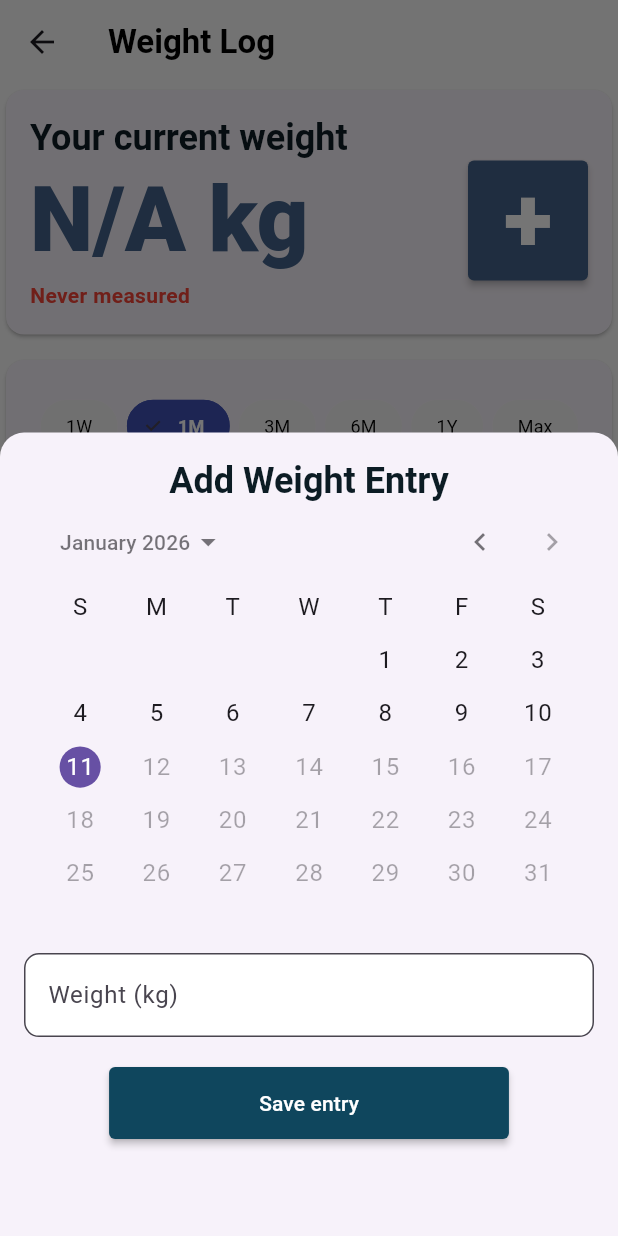
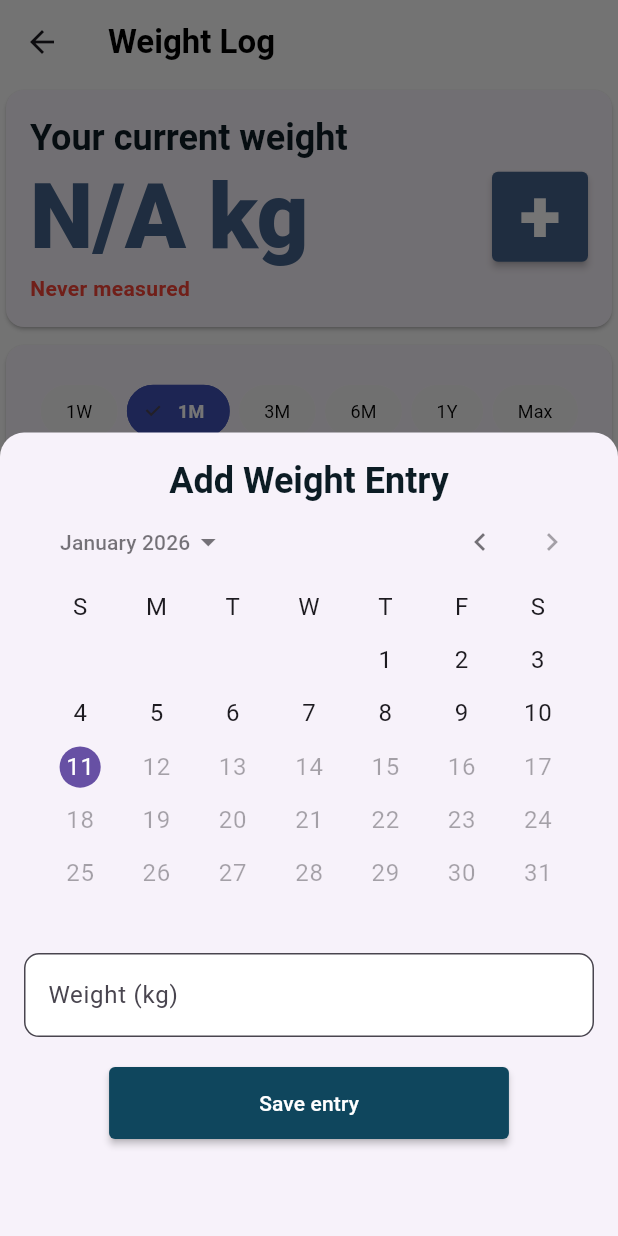
Before and after one commit to tomaszzywicki/cal-cones, a Flutter app: the WeightLogMainScreen screen opened directly, after a tap on an icon or button, on a phone screen of 412 x 824 dp. Run offline on Flutter 3.47's test engine with Material 3 defaults, Android fonts, the phone set to English and light mode, and no system bars; drawn by our look-alikes of fl_chart; our stand-ins replace connectivity_plus, firebase_auth, firebase_core, image_picker, logger, shared_preferences and 2 more; missing offline and left inert: mobile_scanner; accounts and stored records are empty; network calls fail.

Commit message:
i like it

```diff
--- a/frontend/lib/features/weight_log/presentation/screens/weight_log_header_delegate.dart
+++ b/frontend/lib/features/weight_log/presentation/screens/weight_log_header_delegate.dart
@@ -1,79 +1,73 @@
 import 'dart:math' as math;
 import 'package:flutter/material.dart';
 import 'package:flutter/rendering.dart';
-// Pamiętaj o importach Twoich widżetów:
 import 'package:frontend/features/dashboard/presentation/screens/weight_history_chart.dart';
 import 'package:frontend/features/weight_log/presentation/widgets/current_weight_card.dart';
 
 class WeightLogHeaderDelegate extends SliverPersistentHeaderDelegate {
-  final double expandedHeight; // Maksymalna wysokość (Waga + Wykres)
-  final double collapsedHeight; // Minimalna wysokość (Tylko ściśnięta Waga)
+  final double expandedHeight; // Np. 450.0
+  final double collapsedHeight; // Np. 180.0
 
   WeightLogHeaderDelegate({required this.expandedHeight, required this.collapsedHeight});
 
   @override
   Widget build(BuildContext context, double shrinkOffset, bool overlapsContent) {
-    // Obliczamy procent zwinięcia (0.0 = pełny, 1.0 = zwinięty)
     final double shrinkPercent = math.min(1.0, shrinkOffset / (expandedHeight - collapsedHeight));
 
-    // WYKRES: Ma zanikać (Opacity). Zanika szybciej niż zwija się nagłówek.
-    final double chartOpacity = (1.0 - (shrinkPercent * 2)).clamp(0.0, 1.0);
+    final double chartOpacity = (1.0 - (shrinkPercent * 1.5)).clamp(0.0, 1.0);
 
-    // WAGA: Ma się zmniejszać.
-    // Pełna wysokość karty wagi to np. 160, a chcemy ją ścisnąć do collapsedHeight (np. 100).
-    // Możemy manipulować paddingiem lub transformacją.
+    final double currentWeightHeight = Tween<double>(
+      begin: collapsedHeight, // <--- TUTAJ BYŁ BŁĄD (jeśli było expandedHeight)
+      end: collapsedHeight,
+    ).transform(shrinkPercent);
 
     return Container(
-      color: Colors.grey[50], // Tło nagłówka
+      color: Colors.grey[50],
       child: Stack(
         fit: StackFit.expand,
         children: [
-          // 1. WYKRES (Na dole, zanika)
-          // Ustawiamy go nieco niżej, żeby robił miejsce dla karty wagi
+          // WARSTWA 1: WYKRES (Pod spodem)
           Positioned(
             left: 0,
             right: 0,
-            bottom: 0, // Margines od dołu
-            top: collapsedHeight, // Zaczyna się pod złożoną kartą wagi
-            child: Opacity(opacity: chartOpacity, child: WeightHistoryChart()),
+            bottom: 0,
+            // Wykres zaczyna się tam, gdzie kończy się waga, więc nic na niego nie nachodzi
+            top: currentWeightHeight,
+            child: Opacity(
+              opacity: chartOpacity,
+              // IgnorePointer blokuje kliknięcia tylko gdy wykres jest niewidoczny
+              child: IgnorePointer(ignoring: chartOpacity == 0, child: WeightHistoryChart()),
+            ),
           ),
 
-          // 2. KARTA WAGI (Na górze, zawsze widoczna, ale zmienia rozmiar)
+          // WARSTWA 2: KARTA WAGI (Na wierzchu)
           Positioned(
             top: 0,
             left: 0,
             right: 0,
-            bottom: null, // Wysokość sterowana constraints
-            child: SizedBox(
-              // Płynna zmiana wysokości kontenera wagi
-              height: Tween<double>(
-                begin: expandedHeight, // Startowa wysokość karty (duża)
-                end: collapsedHeight, // Końcowa wysokość (mała)
-              ).transform(shrinkPercent),
-              child: const SingleChildScrollView(
-                physics: NeverScrollableScrollPhysics(), // Blokujemy scroll wewnątrz karty
-                child: CurrentWeightCard(),
-              ),
+            height: currentWeightHeight,
+            child: const SingleChildScrollView(
+              physics: NeverScrollableScrollPhysics(),
+              child: CurrentWeightCard(),
             ),
           ),
 
-          // Opcjonalnie: Biały gradient na dole, żeby ładnie ucinało wykres przy zwijaniu
-          // if (shrinkPercent > 0.1)
-          //   Positioned(
-          //     bottom: 0,
-          //     left: 0,
-          //     right: 0,
-          //     height: 20,
-          //     child: Container(
-          //       decoration: BoxDecoration(
-          //         gradient: LinearGradient(
-          //           begin: Alignment.topCenter,
-          //           end: Alignment.bottomCenter,
-          //           colors: [Colors.grey[50]!.withOpacity(0.0), Colors.grey[50]!],
-          //         ),
-          //       ),
-          //     ),
-          //   ),
+          if (shrinkPercent > 0.1)
+            Positioned(
+              bottom: 0,
+              left: 0,
+              right: 0,
+              height: 20,
+              child: Container(
+                decoration: BoxDecoration(
+                  gradient: LinearGradient(
+                    begin: Alignment.topCenter,
+                    end: Alignment.bottomCenter,
+                    colors: [Colors.grey[50]!.withValues(alpha: 0.0), Colors.grey[50]!],
+                  ),
+                ),
+              ),
+            ),
         ],
       ),
     );
--- a/frontend/lib/features/weight_log/presentation/screens/weight_log_main_screen.dart
+++ b/frontend/lib/features/weight_log/presentation/screens/weight_log_main_screen.dart
@@ -20,7 +20,7 @@ class _WeightLogMainScreenState extends State<WeightLogMainScreen> {
 
   // Konfiguracja wysokości
   final double _expandedHeight = 450.0; // Waga + Wykres
-  final double _collapsedHeight = 180.0; // Tylko ściśnięta Waga
+  final double _collapsedHeight = 170.0; // Tylko ściśnięta Waga
 
   @override
   void initState() {
@@ -53,39 +53,43 @@ class _WeightLogMainScreenState extends State<WeightLogMainScreen> {
     if (!_scrollController.hasClients) return;
 
     final currentOffset = _scrollController.offset;
+
     // Punkt, w którym nagłówek jest całkowicie zwinięty
-
     final double appBarHeight = kToolbarHeight;
-    final snapThreshold = (_expandedHeight - _collapsedHeight) + appBarHeight;
+    final double snapTarget = (_expandedHeight - _collapsedHeight) + appBarHeight;
+    final double snapThreshold = 50.0;
 
     // Działamy tylko wtedy, gdy jesteśmy w strefie nagłówka (pomiędzy 0 a zwinięciem)
-    if (currentOffset > 0 && currentOffset < snapThreshold) {
+    if (currentOffset > 0 && currentOffset < snapTarget) {
       double? targetOffset;
 
       // Czułość gestu (jak szybki musi być ruch, by uznać go za "rzut")
       const double velocityThreshold = 1.0;
-
+      const double velocityThreshold2 = 20.0;
+      if (_lastScrollDelta > velocityThreshold2) {
+        // Bardzo szybki ruch w DÓŁ (zwijanie) -> Zwiń do końca
+        return;
+      }
       if (_lastScrollDelta > velocityThreshold) {
         // 1. Szybki ruch w DÓŁ (zwijanie) -> Zwiń do końca
-        targetOffset = snapThreshold;
+        targetOffset = snapTarget;
       } else if (_lastScrollDelta < -velocityThreshold) {
         // 2. Szybki ruch w GÓRĘ (rozwijanie) -> Rozwiń do zera
         targetOffset = 0.0;
       } else {
-        // 3. Ruch powolny/zatrzymany -> Decyduje pozycja (bliżej której krawędzi?)
-        if (currentOffset > snapThreshold / 2) {
-          targetOffset = snapThreshold; // Bliżej zwinięcia
+        // 3. Ruch powolny/zatrzymany -> Decyduje pozycja
+        if (currentOffset > snapThreshold) {
+          targetOffset = snapTarget;
         } else {
-          targetOffset = 0.0; // Bliżej rozwinięcia
+          targetOffset = 0.0;
         }
       }
 
-      // Wykonaj animację (to przerywa naturalne momentum scrolla)
       if (targetOffset != null) {
         _scrollController.animateTo(
           targetOffset,
-          duration: const Duration(milliseconds: 400),
-          curve: Curves.easeOutCubic, // Płynne hamowanie
+          duration: const Duration(milliseconds: 300),
+          curve: Curves.easeOutCubic,
         );
       }
     }
--- a/frontend/lib/features/weight_log/presentation/widgets/current_weight_card.dart
+++ b/frontend/lib/features/weight_log/presentation/widgets/current_weight_card.dart
@@ -45,8 +45,8 @@ class CurrentWeightCard extends StatelessWidget {
                   },
                   style: ElevatedButton.styleFrom(
                     padding: EdgeInsets.zero,
-                    textStyle: const TextStyle(fontSize: 60, fontWeight: FontWeight.w900),
-                    fixedSize: const Size(80, 80),
+                    textStyle: const TextStyle(fontSize: 50, fontWeight: FontWeight.w900),
+                    fixedSize: const Size(60, 60),
                     backgroundColor: const Color(0xff44638b),
                   ),
                   child: Text("+"),
```
